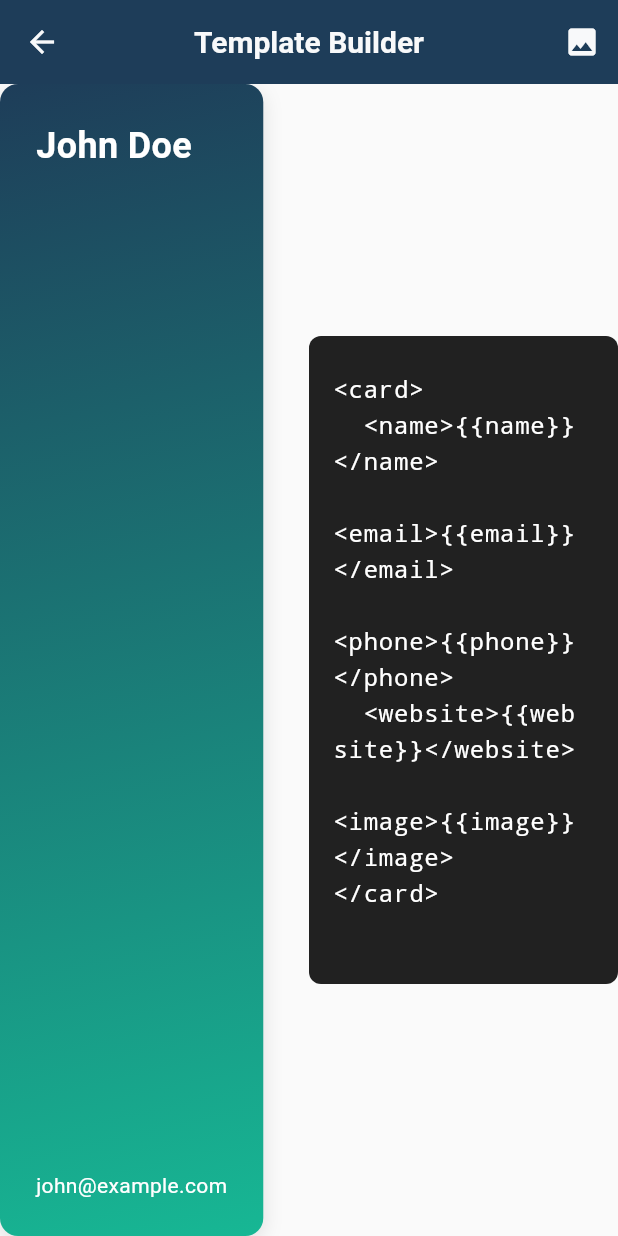
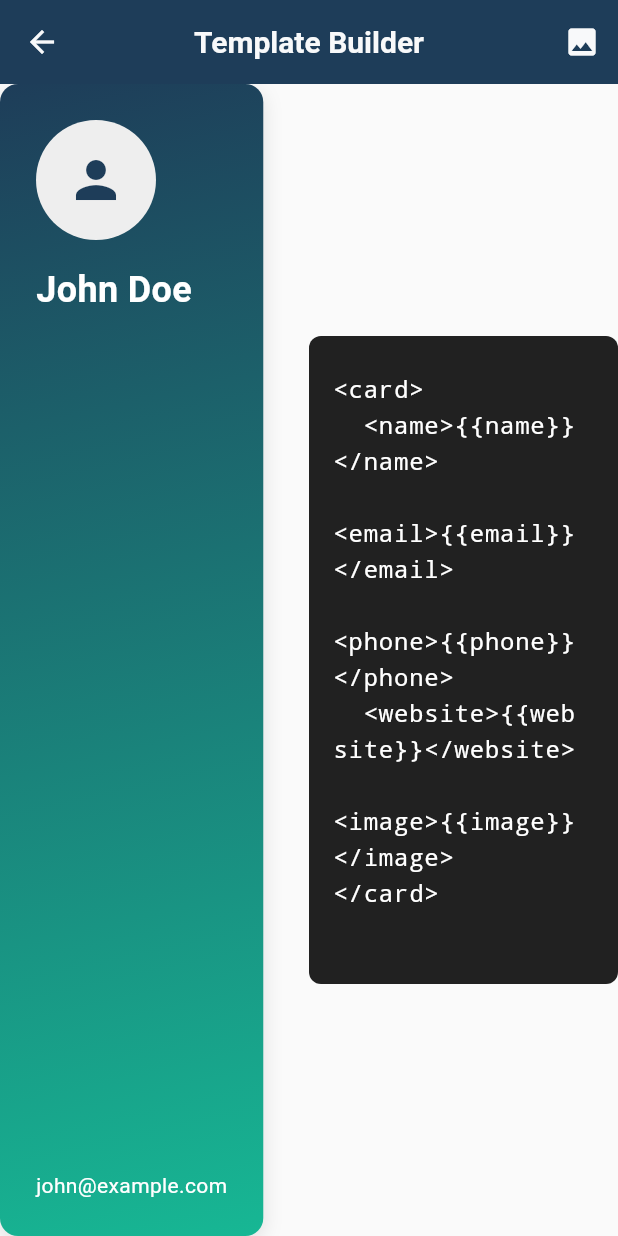
Before and after one commit to arsalannahmad01/card_fusion, a Flutter app: the TemplateBuilderScreen screen opened directly, on a phone screen of 412 x 824 dp. Run offline on Flutter 3.47's test engine with Material 3 defaults, Android fonts, the light colour scheme and no system bars; our stand-ins replace fl_chart, flutter_dotenv, font_awesome_flutter, google_sign_in, image_picker, qr_flutter and 2 more; missing offline and left inert: qr_code_scanner; accounts and stored records are empty.

Commit message:
this is the final push for first version

```diff
--- a/lib/screens/templates/templates_screen.dart
+++ b/lib/screens/templates/templates_screen.dart
@@ -85,10 +85,13 @@ class _TemplatesScreenState extends State<TemplatesScreen> {
                     name: 'John Doe',
                     email: 'john@example.com',
                     type: widget.cardType,
+                    user_image_url: 'https://your-supabase-url.supabase.co/storage/v1/object/public/card_images/sample.jpg',
                     jobTitle: 'Software Engineer',
                     companyName: 'Tech Corp',
                     createdAt: DateTime.now(),
                     updatedAt: DateTime.now(),
+                    is_public: true,
+                    share_count: 0,
                   ),
                   template: template,
                   showFront: true,
@@ -124,10 +127,13 @@ class _TemplatesScreenState extends State<TemplatesScreen> {
             name: 'John Doe',
             email: 'john@example.com',
             type: widget.cardType,
+            user_image_url: 'https://your-supabase-url.supabase.co/storage/v1/object/public/card_images/sample.jpg',
             jobTitle: 'Software Engineer',
             companyName: 'Tech Corp',
             createdAt: DateTime.now(),
             updatedAt: DateTime.now(),
+            is_public: true,
+            share_count: 0,
           ),
           template: template,
         ),
--- a/lib/widgets/card_template_widget.dart
+++ b/lib/widgets/card_template_widget.dart
@@ -47,18 +47,30 @@ class CardTemplateWidget extends StatelessWidget {
   }
 
   Widget _buildFront() {
+    debugPrint('Building card front with image URL: ${card.user_image_url}');
     return Padding(
       padding: const EdgeInsets.all(24),
       child: Column(
         crossAxisAlignment: CrossAxisAlignment.start,
         children: [
-          if (card.user_image_url != null) ...[
-            CircleAvatar(
-              radius: 40,
-              backgroundImage: NetworkImage(card.user_image_url!),
-            ),
-            const SizedBox(height: 16),
-          ],
+          CircleAvatar(
+            radius: 40,
+            backgroundColor: Colors.grey[200],
+            backgroundImage: card.user_image_url != null
+              ? NetworkImage(card.user_image_url!)
+              : null,
+            onBackgroundImageError: (e, stackTrace) {
+              debugPrint('Error loading image: $e');
+            },
+            child: card.user_image_url == null
+              ? Icon(
+                  Icons.person,
+                  size: 40,
+                  color: _parseColor(styles['primaryColor']),
+                )
+              : null,
+          ),
+          const SizedBox(height: 16),
           Text(
             card.name,
             style: const TextStyle(
```
Also changed, not shown: lib/widgets/template_renderer_widget.dart (+13 -7 lines).
